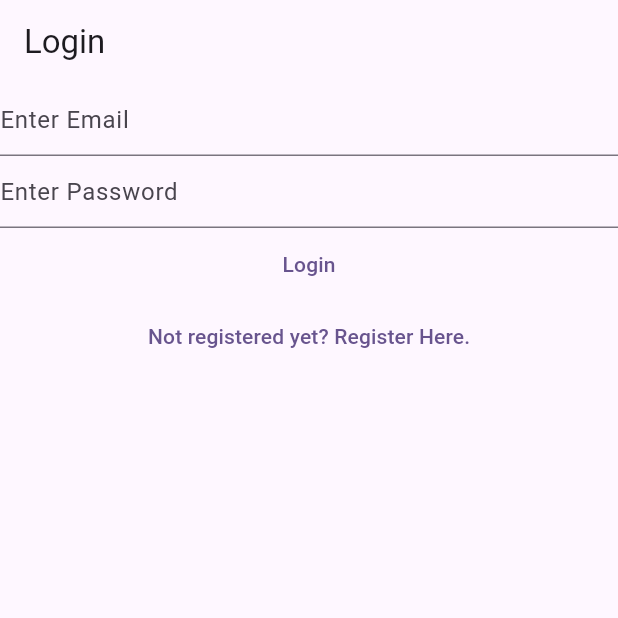
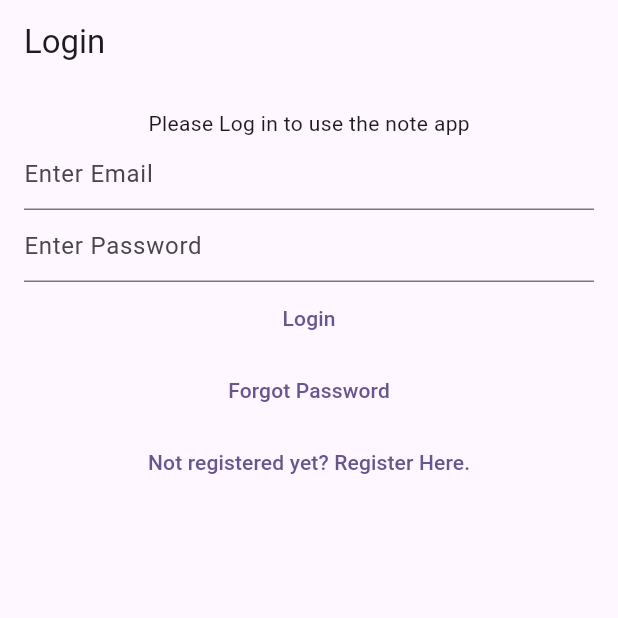
Before and after one commit to Wannabe-King/MindMemo, a Flutter app: the screen it shows after launch, on a phone screen of 412 x 824 dp, the top half of it. Run offline on Flutter 3.47's test engine with Material 2 defaults, Android fonts, the phone set to English and light mode, and no system bars; our stand-ins replace cloud_firestore, equatable, firebase_auth, firebase_core, flutter_bloc, share_plus and 1 more; accounts and stored records are empty.

Commit message:
step-26 cleaning the ui

```diff
--- a/lib/main.dart
+++ b/lib/main.dart
@@ -6,6 +6,7 @@ import 'package:learning/services/auth/bloc/auth_bloc.dart';
 import 'package:learning/services/auth/bloc/auth_event.dart';
 import 'package:learning/services/auth/bloc/auth_state.dart';
 import 'package:learning/services/auth/firebase_auth_provider.dart';
+import 'package:learning/views/forgot_password_view.dart';
 import 'package:learning/views/login_view.dart';
 import 'package:learning/views/notes/create_update_notes_view.dart';
 import 'package:learning/views/notes/notes_view.dart';
@@ -51,11 +52,17 @@ class HomePage extends StatelessWidget {
       builder: (context, state) {
         if (state is AuthStateLoggedIn) {
           return const NotesView();
-        } else if (state is AuthStateLoggedOut) {
+        }
+        else if (state is AuthStateLoggedOut) {
           return const LoginView();
-        } else if (state is AuthStateRegistering) {
+        }
+        else if(state is AuthStateForgotPassword){
+          return const ForgotPasswordView();
+        }
+        else if (state is AuthStateRegistering) {
           return const RegisterView();
-        } else {
+        }
+        else {
           return const Scaffold(
             body: CircularProgressIndicator(),
           );
--- a/lib/services/auth/auth_provider.dart
+++ b/lib/services/auth/auth_provider.dart
@@ -13,5 +13,5 @@ abstract class AuthProvider{
   });
   Future<void> logOut();
   Future<void> sendEmailVerification();
-
+  Future<void> sendPasswordReset({required String toEmail});
 }
--- a/lib/services/auth/bloc/auth_event.dart
+++ b/lib/services/auth/bloc/auth_event.dart
@@ -30,6 +30,11 @@ class AuthEventRegister extends AuthEvent{
   const AuthEventRegister(this.email, this.password);
 }
 
+class AuthEventForgotPassword extends AuthEvent{
+  final String? email;
+  const AuthEventForgotPassword({this.email});
+}
+
 class AuthEventSendEmailVerification extends AuthEvent{
   const AuthEventSendEmailVerification();
 }
--- a/lib/services/auth/bloc/auth_state.dart
+++ b/lib/services/auth/bloc/auth_state.dart
@@ -22,6 +22,16 @@ class AuthStateLoggedIn extends AuthState {
   const AuthStateLoggedIn({required super.isLoading, required this.user});
 }
 
+class AuthStateForgotPassword extends AuthState {
+  final Exception? exception;
+  final bool hasSentEmail;
+  const AuthStateForgotPassword({
+    required this.exception,
+    required this.hasSentEmail,
+    required bool isLoading,
+  }) : super(isLoading: isLoading);
+}
+
 class AuthStateNeedsVerification extends AuthState {
   const AuthStateNeedsVerification({required super.isLoading});
 }
@@ -32,7 +42,7 @@ class AuthStateLoggedOut extends AuthState with EquatableMixin {
     required this.exception,
     required super.isLoading,
     String? loadingText,
-  }):super(loadingText: loadingText);
+  }) : super(loadingText: loadingText);
   @override
   List<Object?> get props => [exception, isLoading];
 }
--- /dev/null
+++ b/lib/utilities/dialogs/password_reset_email_sent_dialog.dart
@@ -0,0 +1,13 @@
+import 'package:flutter/material.dart';
+import 'package:learning/utilities/dialogs/generic_dialog.dart';
+
+Future<void> showPasswordResetSentDialog(BuildContext context) {
+  return showGenericDialog(
+    context: context,
+    title: 'Password Reset',
+    content: 'We have sent you a password reset link. Please check your email for more information.',
+    optionsBuilder: ()=>{
+      'OK':null,
+    },
+  );
+}
--- a/lib/views/login_view.dart
+++ b/lib/views/login_view.dart
@@ -52,13 +52,16 @@ class _LoginViewState extends State<LoginView> {
         appBar: AppBar(
           title: const Text("Login"),
         ),
-        body: FutureBuilder(
+        body: Padding(
+          padding: const EdgeInsets.all(16.0),
+          child: FutureBuilder(
             future: AuthService.firebase().initialize(),
             builder: (context, snapshot) {
               switch (snapshot.connectionState) {
                 case ConnectionState.done:
                   return Column(
                     children: [
+                      const Text('Please Log in to use the note app'),
                       TextField(
                         controller: _email,
                         enableSuggestions: false,
@@ -87,6 +90,12 @@ class _LoginViewState extends State<LoginView> {
                         child: const Text("Login"),
                       ),
                       TextButton(
+                        onPressed: () async {
+                          context.read<AuthBloc>().add(const AuthEventForgotPassword());
+                        },
+                        child: const Text("Forgot Password"),
+                      ),
+                      TextButton(
                         onPressed: () {
                           context.read<AuthBloc>().add(const AuthEventShouldRegister());
                         },
@@ -100,6 +109,7 @@ class _LoginViewState extends State<LoginView> {
             },
           ),
         ),
+      ),
     );
   }
 }
```
Also changed, not shown: lib/services/auth/auth_service.dart (+6 -2 lines), lib/services/auth/bloc/auth_bloc.dart (+41 -0 lines), lib/services/auth/firebase_auth_provider.dart (+20 -0 lines), lib/views/forgot_password_view.dart (added, +86 -0 lines), lib/views/register_view.dart (+13 -1 lines), 1 other file. Lines whose indentation alone changed are shown as unchanged.
